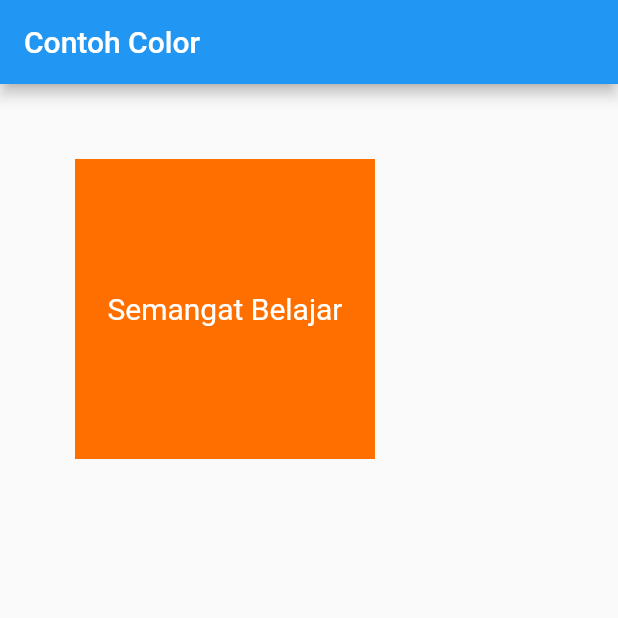
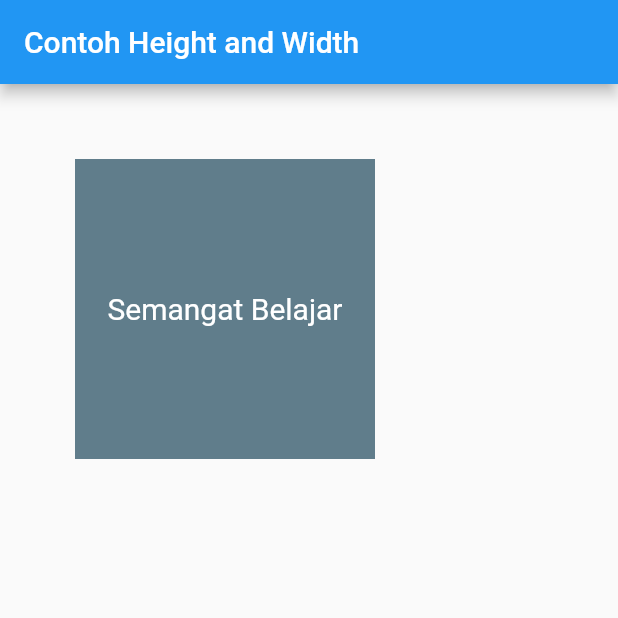
Before and after one commit to Rasyid-Renaldi/flutter-fundamental, a Flutter app: the screen it shows after launch, on a phone screen of 412 x 824 dp, the top half of it. Run offline on Flutter 3.47's test engine with Material 2 defaults, Android fonts, the phone set to English and light mode, and no system bars.

```diff
--- a/flutter_app1/lib/main.dart
+++ b/flutter_app1/lib/main.dart
@@ -11,13 +11,13 @@ class MyApp extends StatelessWidget {
   Widget build(BuildContext context) {
     return MaterialApp(
       home: Scaffold(
-        appBar: AppBar(title: Text("Contoh Color")),
+        appBar: AppBar(title: Text("Contoh Height and Width")),
         body: Container(
           margin: EdgeInsets.all(50),
           height: 200,
           width: 200,
           alignment: Alignment.center,
-          color: Colors.amber[900],
+          color: Colors.blueGrey,
           child: Text(
             'Semangat Belajar',
             style: TextStyle(fontSize: 20, color: Colors.white),
```
